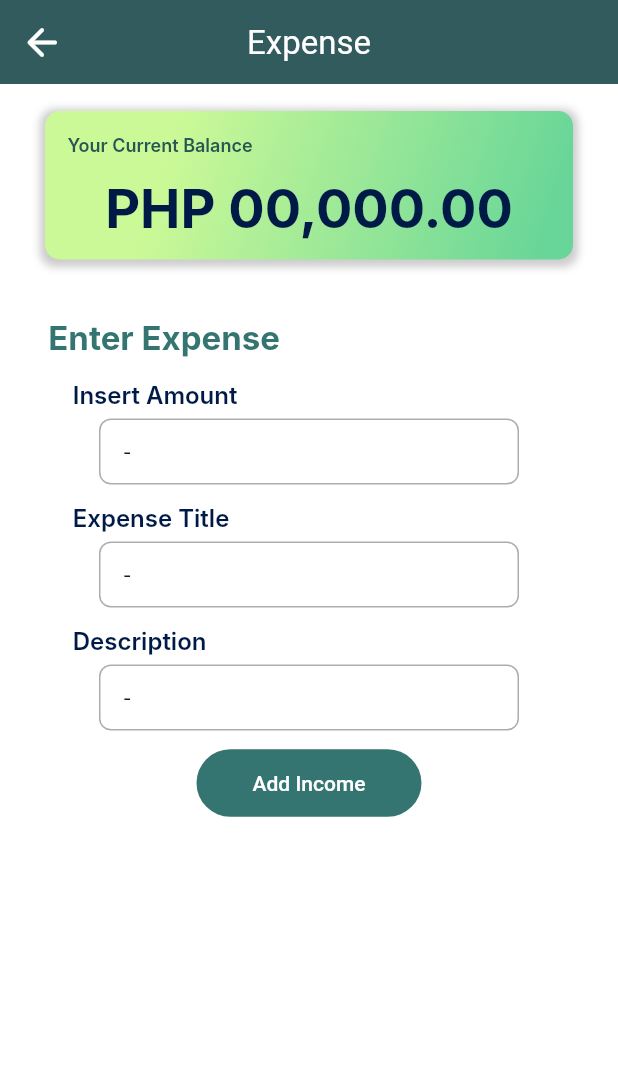
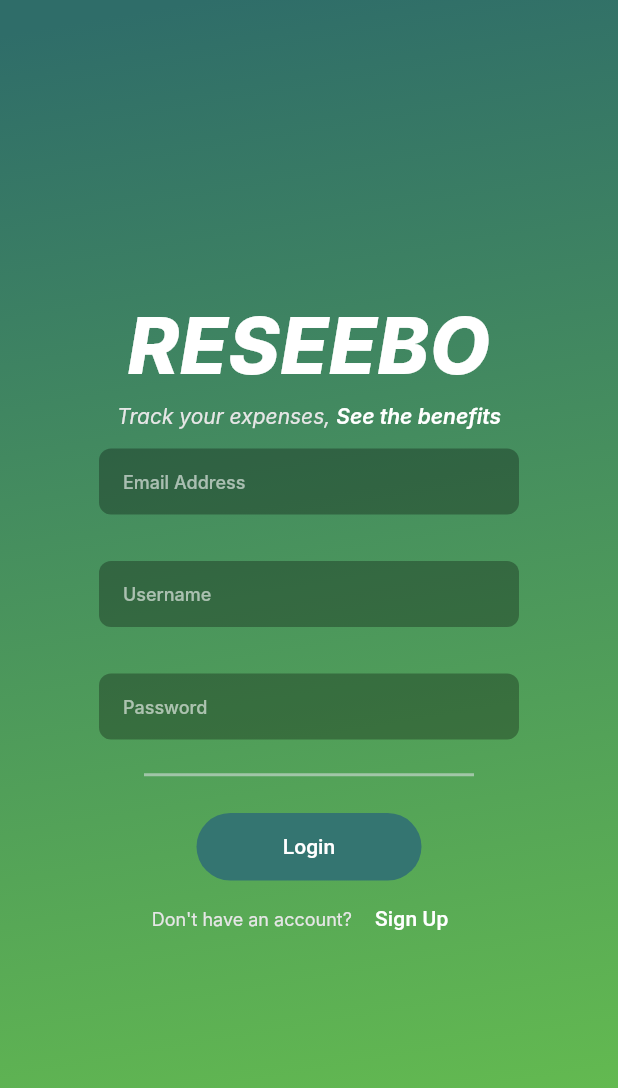
Before and after one commit to ciit-cs319-group4/cs319_foutput_reseebo, a Flutter app: the screen it shows after launch, on a phone screen of 412 x 824 dp. Shown: the top 1088 px of the screen. Run offline on Flutter 3.47's test engine with Material 3 defaults, Android fonts, the phone set to English and light mode, and no system bars; our stand-ins replace font_awesome_flutter; Roboto replaces fonts that are missing (Inter, Inter Tight).

Commit message:
Login Page

```diff
--- /dev/null
+++ b/lib/login_page.dart
@@ -0,0 +1,463 @@
+import 'package:flutter/material.dart';
+import 'package:font_awesome_flutter/font_awesome_flutter.dart';
+import 'package:provider/provider.dart';
+
+import 'login_page_model.dart';
+export 'login_page_model.dart';
+
+class LoginPageWidget extends StatefulWidget {
+  const LoginPageWidget({super.key});
+
+  @override
+  State<LoginPageWidget> createState() => _LoginPageWidgetState();
+}
+
+class _LoginPageWidgetState extends State<LoginPageWidget> {
+  late LoginPageModel _model;
+
+  final scaffoldKey = GlobalKey<ScaffoldState>();
+
+  @override
+  void initState() {
+    super.initState();
+    _model = LoginPageModel();
+
+    _model.textController1 ??= TextEditingController();
+    _model.textFieldFocusNode1 ??= FocusNode();
+
+    _model.textController2 ??= TextEditingController();
+    _model.textFieldFocusNode2 ??= FocusNode();
+
+    _model.textController3 ??= TextEditingController();
+    _model.textFieldFocusNode3 ??= FocusNode();
+  }
+
+  @override
+  void dispose() {
+    _model.dispose();
+
+    super.dispose();
+  }
+
+  @override
+  Widget build(BuildContext context) {
+    return GestureDetector(
+      onTap: () => FocusScope.of(context).unfocus(),
+      child: Scaffold(
+        key: scaffoldKey,
+        backgroundColor: Colors.white,
+        body: SafeArea(
+          top: true,
+          child: Column(
+            mainAxisSize: MainAxisSize.max,
+            children: [
+              Container(
+                width: 100,
+                height: 100,
+                constraints: BoxConstraints(
+                  minWidth: MediaQuery.sizeOf(context).width,
+                  minHeight: MediaQuery.sizeOf(context).height * 1,
+                ),
+                decoration: BoxDecoration(
+                  gradient: LinearGradient(
+                    colors: [Color(0xFF2F6D69), Color(0xFF68C14E)],
+                    stops: [0, 1],
+                    begin: AlignmentDirectional(-0.34, -1),
+                    end: AlignmentDirectional(0.34, 1),
+                  ),
+                ),
+                child: Column(
+                  mainAxisSize: MainAxisSize.max,
+                  children: [
+                    Spacer(),
+                    Container(
+                      width: 313,
+                      height: 90,
+                      decoration: BoxDecoration(),
+                      child: Padding(
+                        padding: EdgeInsetsDirectional.fromSTEB(0, 0, 0, 8),
+                        child: Column(
+                          mainAxisSize: MainAxisSize.max,
+                          mainAxisAlignment: MainAxisAlignment.end,
+                          children: [
+                            Text(
+                              'RESEEBO',
+                              textAlign: TextAlign.center,
+                              style: Theme.of(context)
+                                  .textTheme
+                                  .bodyMedium
+                                  ?.copyWith(
+                                    fontFamily: 'Inter',
+                                    color: Colors.white,
+                                    fontSize: 52,
+                                    letterSpacing: 0.3,
+                                    fontWeight: FontWeight.w800,
+                                    fontStyle: FontStyle.italic,
+                                  ),
+                            ),
+                            Row(
+                              mainAxisSize: MainAxisSize.max,
+                              mainAxisAlignment: MainAxisAlignment.center,
+                              children: [
+                                Text(
+                                  'Track your expenses, ',
+                                  style: Theme.of(context)
+                                      .textTheme
+                                      .bodyMedium
+                                      ?.copyWith(
+                                        fontFamily: 'Inter',
+                                        color: Color(0xFFE6E6E6),
+                                        letterSpacing: 0.0,
+                                        fontStyle: FontStyle.italic,
+                                      ),
+                                ),
+                                Text(
+                                  'See the benefits',
+                                  style: Theme.of(context)
+                                      .textTheme
+                                      .bodyMedium
+                                      ?.copyWith(
+                                        fontFamily: 'Inter',
+                                        color: Colors.white,
+                                        letterSpacing: 0.0,
+                                        fontWeight: FontWeight.w600,
+                                        fontStyle: FontStyle.italic,
+                                      ),
+                                ),
+                              ],
+                            ),
+                          ],
+                        ),
+                      ),
+                    ),
+                    Align(
+                      alignment: AlignmentDirectional(0, 0),
+                      child: Container(
+                        width: 347,
+                        height: 225,
+                        decoration: BoxDecoration(),
+                        child: Column(
+                          mainAxisSize: MainAxisSize.max,
+                          mainAxisAlignment: MainAxisAlignment.spaceAround,
+                          children: [
+                            Container(
+                              width: 280,
+                              child: TextFormField(
+                                controller: _model.textController1,
+                                focusNode: _model.textFieldFocusNode1,
+                                autofocus: false,
+                                obscureText: false,
+                                decoration: InputDecoration(
+                                  isDense: true,
+                                  labelStyle: Theme.of(context)
+                                      .textTheme
+                                      .labelMedium
+                                      ?.copyWith(
+                                        fontFamily: 'Inter',
+                                        color: Colors.white,
+                                        letterSpacing: 0.0,
+                                      ),
+                                  hintText: 'Email Address',
+                                  hintStyle: Theme.of(context)
+                                      .textTheme
+                                      .labelMedium
+                                      ?.copyWith(
+                                        fontFamily: 'Inter',
+                                        color: Color(0x96FFFFFF),
+                                        letterSpacing: 0.0,
+                                      ),
+                                  enabledBorder: OutlineInputBorder(
+                                    borderSide: BorderSide(
+                                      color: Color(0x00000000),
+                                      width: 1,
+                                    ),
+                                    borderRadius: BorderRadius.circular(8),
+                                  ),
+                                  focusedBorder: OutlineInputBorder(
+                                    borderSide: BorderSide(
+                                      color: Color(0x00000000),
+                                      width: 1,
+                                    ),
+                                    borderRadius: BorderRadius.circular(8),
+                                  ),
+                                  errorBorder: OutlineInputBorder(
+                                    borderSide: BorderSide(
+                                      color: Color.fromARGB(255, 255, 89, 100),
+                                      width: 1,
+                                    ),
+                                    borderRadius: BorderRadius.circular(8),
+                                  ),
+                                  focusedErrorBorder: OutlineInputBorder(
+                                    borderSide: BorderSide(
+                                      color: Color.fromARGB(255, 255, 89, 100),
+                                      width: 1,
+                                    ),
+                                    borderRadius: BorderRadius.circular(8),
+                                  ),
+                                  filled: true,
+                                  fillColor: Color(0x4C000000),
+                                ),
+                                style: Theme.of(context)
+                                    .textTheme
+                                    .bodyMedium
+                                    ?.copyWith(
+                                      fontFamily: 'Inter',
+                                      color: Colors.white,
+                                      letterSpacing: 0.0,
+                                    ),
+                                cursorColor: Colors.black,
+                                validator: (value) {
+                                  if (value == null || value.isEmpty) {
+                                    return 'This field cannot be empty';
+                                  }
+                                  return null;
+                                },
+                              ),
+                            ),
+                            Container(
+                              width: 280,
+                              child: TextFormField(
+                                controller: _model.textController2,
+                                focusNode: _model.textFieldFocusNode2,
+                                autofocus: false,
+                                obscureText: false,
+                                decoration: InputDecoration(
+                                  isDense: true,
+                                  labelStyle: Theme.of(context)
+                                      .textTheme
+                                      .labelMedium
+                                      ?.copyWith(
+                                        fontFamily: 'Inter',
+                                        color: Colors.white,
+                                        letterSpacing: 0.0,
+                                      ),
+                                  hintText: 'Username',
+                                  hintStyle: Theme.of(context)
+                                      .textTheme
+                                      .labelMedium
+                                      ?.copyWith(
+                                        fontFamily: 'Inter',
+                                        color: Color(0x96FFFFFF),
+                                        letterSpacing: 0.0,
+                                      ),
+                                  enabledBorder: OutlineInputBorder(
+                                    borderSide: BorderSide(
+                                      color: Color(0x00000000),
+                                      width: 1,
+                                    ),
+                                    borderRadius: BorderRadius.circular(8),
+                                  ),
+                                  focusedBorder: OutlineInputBorder(
+                                    borderSide: BorderSide(
+                                      color: Color(0x00000000),
+                                      width: 1,
+                                    ),
+                                    borderRadius: BorderRadius.circular(8),
+                                  ),
+                                  errorBorder: OutlineInputBorder(
+                                    borderSide: BorderSide(
+                                      color: Color.fromARGB(255, 255, 89, 100),
+                                      width: 1,
+                                    ),
+                                    borderRadius: BorderRadius.circular(8),
+                                  ),
+                                  focusedErrorBorder: OutlineInputBorder(
+                                    borderSide: BorderSide(
+                                      color: Color.fromARGB(255, 255, 89, 100),
+                                      width: 1,
+                                    ),
+                                    borderRadius: BorderRadius.circular(8),
+                                  ),
+                                  filled: true,
+                                  fillColor: Color(0x4C000000),
+                                ),
+                                style: Theme.of(context)
+                                    .textTheme
+                                    .bodyMedium
+                                    ?.copyWith(
+                                      fontFamily: 'Inter',
+                                      color: Colors.white,
+                                      letterSpacing: 0.0,
+                                    ),
+                                cursorColor: Colors.black,
+                                validator: (value) {
+                                  if (value == null || value.isEmpty) {
+                                    return 'This field cannot be empty';
+                                  }
+                                  return null;
+                                },
+                              ),
+                            ),
+                            Container(
+                              width: 280,
+                              child: TextFormField(
+                                controller: _model.textController3,
+                                focusNode: _model.textFieldFocusNode3,
+                                autofocus: false,
+                                obscureText: false,
+                                decoration: InputDecoration(
+                                  isDense: true,
+                                  labelStyle: Theme.of(context)
+                                      .textTheme
+                                      .labelMedium
+                                      ?.copyWith(
+                                        fontFamily: 'Inter',
+                                        color: Colors.white,
+                                        letterSpacing: 0.0,
+                                      ),
+                                  hintText: 'Password',
+                                  hintStyle: Theme.of(context)
+                                      .textTheme
+                                      .labelMedium
+                                      ?.copyWith(
+                                        fontFamily: 'Inter',
+                                        color: Color(0x96FFFFFF),
+                                        letterSpacing: 0.0,
+                                      ),
+                                  enabledBorder: OutlineInputBorder(
+                                    borderSide: BorderSide(
+                                      color: Color(0x00000000),
+                                      width: 1,
+                                    ),
+                                    borderRadius: BorderRadius.circular(8),
+                                  ),
+                                  focusedBorder: OutlineInputBorder(
+                                    borderSide: BorderSide(
+                                      color: Color(0x00000000),
+                                      width: 1,
+                                    ),
+                                    borderRadius: BorderRadius.circular(8),
+                                  ),
+                                  errorBorder: OutlineInputBorder(
+                                    borderSide: BorderSide(
+                                      color: Color.fromARGB(255, 255, 89, 100),
+                                      width: 1,
+                                    ),
+                                    borderRadius: BorderRadius.circular(8),
+                                  ),
+                                  focusedErrorBorder: OutlineInputBorder(
+                                    borderSide: BorderSide(
+                                      color: Color.fromARGB(255, 255, 89, 100),
+                                      width: 1,
+                                    ),
+                                    borderRadius: BorderRadius.circular(8),
+                                  ),
+                                  filled: true,
+                                  fillColor: Color(0x4C000000),
+                                ),
+                                style: Theme.of(context)
+                                    .textTheme
+                                    .bodyMedium
+                                    ?.copyWith(
+                                      fontFamily: 'Inter',
+                                      color: Colors.white,
+                                      letterSpacing: 0.0,
+                                    ),
+                                cursorColor: Colors.black,
+                                validator: (value) {
+                                  if (value == null || value.isEmpty) {
+                                    return 'This field cannot be empty';
+                                  }
+                                  return null;
+                                },
+                              ),
+                            ),
+                          ],
+                        ),
+                      ),
+                    ),
+                    SizedBox(
+                      width: 220,
+                      child: Divider(
+                        thickness: 2,
+                        color: Color(0x8EE0E3E7),
+                      ),
+                    ),
+                    Container(
+                      width: 250,
+                      height: 106,
+                      decoration: BoxDecoration(),
+                      child: Column(
+                        mainAxisSize: MainAxisSize.max,
+                        children: [
+                          Padding(
+                            padding:
+                                EdgeInsetsDirectional.fromSTEB(0, 16, 0, 0),
+                            child: ElevatedButton(
+                              onPressed: () {
+                                print('Button pressed ...');
+                              },
+                              style: ElevatedButton.styleFrom(
+                                minimumSize:
+                                    Size(150, 45), // Sets the width and height
+                                padding: EdgeInsetsDirectional.fromSTEB(
+                                    16, 0, 16, 0),
+                                backgroundColor:
+                                    Color(0xFF347571), // Button color
+                                elevation: 0, // Removes shadow/elevation
+                                shape: RoundedRectangleBorder(
+                                  borderRadius: BorderRadius.circular(
+                                      24), // Rounded corners
+                                ),
+                              ),
+                              child: Text(
+                                'Login',
+                                style: Theme.of(context)
+                                    .textTheme
+                                    .titleSmall
+                                    ?.copyWith(
+                                      fontFamily: 'Inter Tight',
+                                      color: Colors.white,
+                                      letterSpacing: 0.0,
+                                    ),
+                              ),
+                            ),
+                          ),
+                          Row(
+                            mainAxisSize: MainAxisSize.max,
+                            mainAxisAlignment: MainAxisAlignment.center,
+                            crossAxisAlignment: CrossAxisAlignment.center,
+                            children: [
+                              Align(
+                                alignment: AlignmentDirectional(0, -1),
+                                child: Text(
+                                  'Don\'t have an account? ',
+                                  style: Theme.of(context)
+                                      .textTheme
+                                      .bodyMedium
+                                      ?.copyWith(
+                                        fontFamily: 'Inter',
+                                        color: Color(0xFFE6E6E6),
+                                        fontSize: 12,
+                                        letterSpacing: 0.0,
+                                      ),
+                                ),
+                              ),
+                              Align(
+                                alignment: AlignmentDirectional(0, 0),
+                                child: TextButton(
+                                  onPressed: () {
+                                    print('Login pressed ...');
+                                  },
+                                  child: Text(
+                                    'Sign Up',
+                                    style: TextStyle(color: Colors.white),
+                                  ),
+                                ),
+                              ),
+                            ],
+                          ),
+                        ],
+                      ),
+                    ),
+                    Spacer(),
+                  ],
+                ),
+              ),
+            ],
+          ),
+        ),
+      ),
+    );
+  }
+}
--- /dev/null
+++ b/lib/login_page_model.dart
@@ -0,0 +1,34 @@
+import 'login_page.dart' show LoginPageWidget;
+import 'package:flutter/material.dart';
+
+class LoginPageModel {
+  ///  State fields for stateful widgets in this page.
+
+  // State field(s) for TextField widget.
+  FocusNode? textFieldFocusNode1;
+  TextEditingController? textController1;
+  String? Function(BuildContext, String?)? textController1Validator;
+  // State field(s) for TextField widget.
+  FocusNode? textFieldFocusNode2;
+  TextEditingController? textController2;
+  String? Function(BuildContext, String?)? textController2Validator;
+  // State field(s) for TextField widget.
+  FocusNode? textFieldFocusNode3;
+  TextEditingController? textController3;
+  String? Function(BuildContext, String?)? textController3Validator;
+
+  @override
+  void initState(BuildContext context) {}
+
+  @override
+  void dispose() {
+    textFieldFocusNode1?.dispose();
+    textController1?.dispose();
+
+    textFieldFocusNode2?.dispose();
+    textController2?.dispose();
+
+    textFieldFocusNode3?.dispose();
+    textController3?.dispose();
+  }
+}
--- a/lib/main.dart
+++ b/lib/main.dart
@@ -2,6 +2,7 @@
 import 'package:cs319_foutput_reseebo/expense_page.dart';
 import 'package:cs319_foutput_reseebo/home_page.dart';
 import 'package:cs319_foutput_reseebo/income_page.dart';
+import 'package:cs319_foutput_reseebo/login_page.dart';
 import 'package:cs319_foutput_reseebo/start.dart';
 import 'package:cs319_foutput_reseebo/user_page.dart';
 import 'package:flutter/material.dart';
@@ -38,7 +39,7 @@
         colorScheme: ColorScheme.fromSeed(seedColor: Colors.deepPurple),
         useMaterial3: true,
       ),
-      home: const ExpensePageWidget(),
+      home: const LoginPageWidget(),
     );
   }
 }
```
